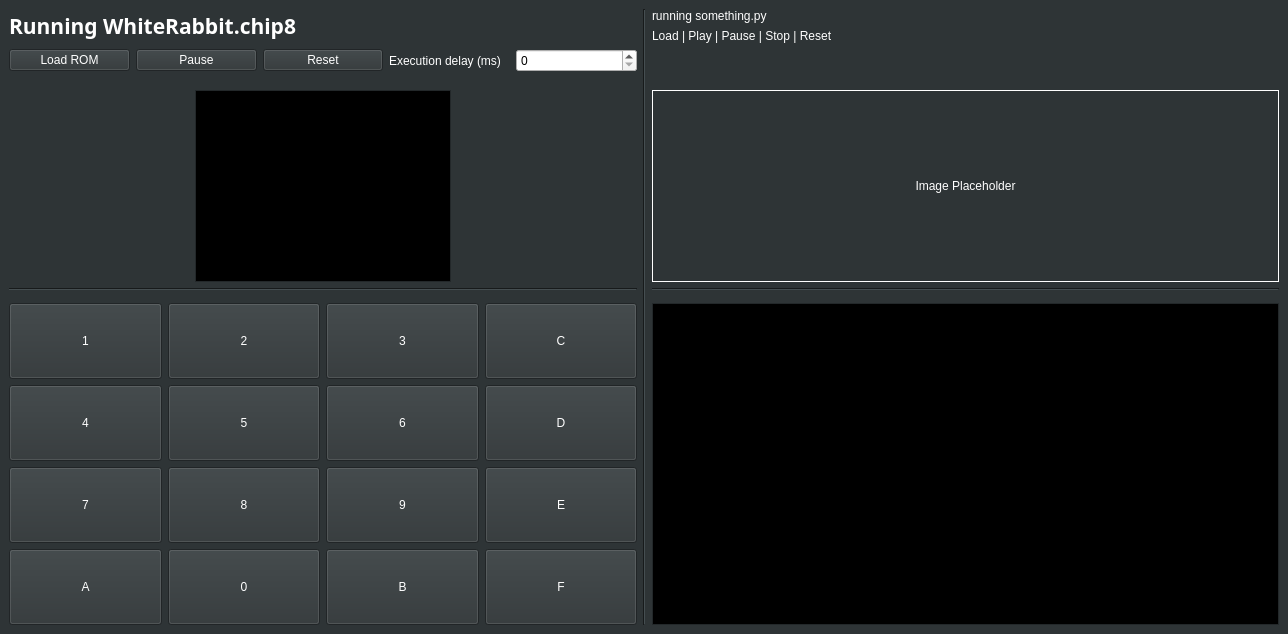
First picture: the form in WhiteRabbit/src/dualwindow.ui, repository Robin-Reynard/WhiteRabbit_CHIP-8-Emulator, before the edit.
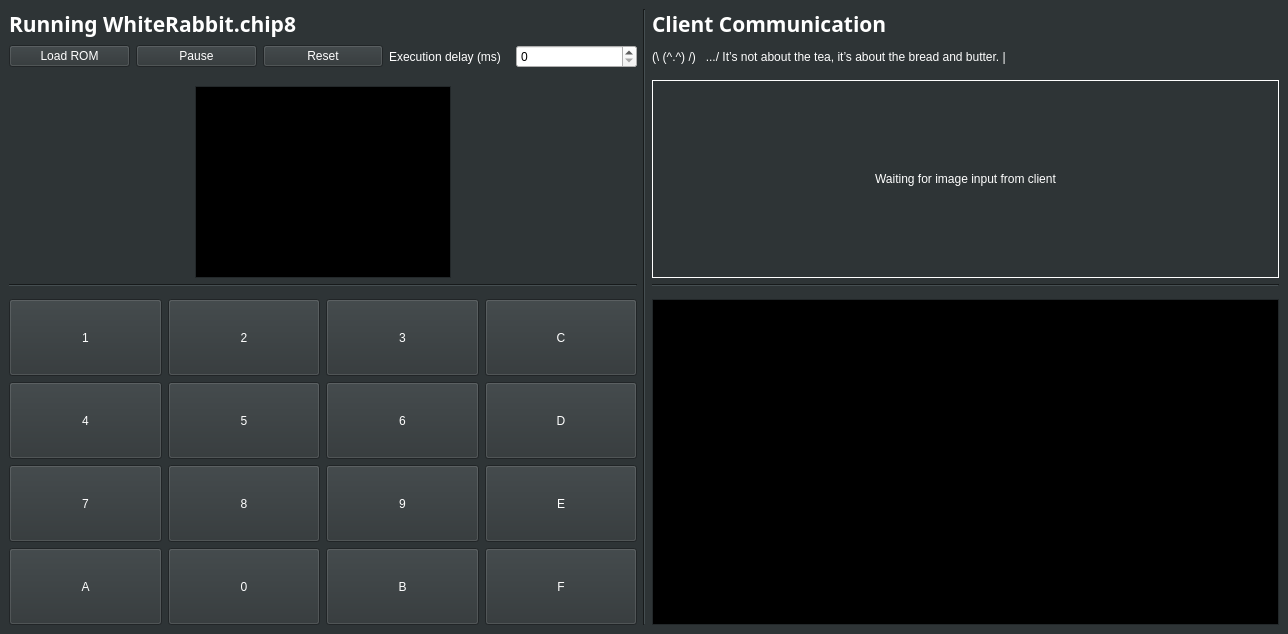
Second picture: the form after the edit.

Diff of the .ui file:
```diff
--- a/WhiteRabbit/src/dualwindow.ui
+++ b/WhiteRabbit/src/dualwindow.ui
@@ -1245,26 +1245,6 @@
       </item>
      </layout>
     </item>
-    <item row="5" column="2">
-     <widget class="QLabel" name="image_output">
-      <property name="frameShape">
-       <enum>QFrame::Box</enum>
-      </property>
-      <property name="text">
-       <string>Image Placeholder</string>
-      </property>
-      <property name="alignment">
-       <set>Qt::AlignCenter</set>
-      </property>
-     </widget>
-    </item>
-    <item row="0" column="2">
-     <widget class="QLabel" name="client_title">
-      <property name="text">
-       <string>running something.py</string>
-      </property>
-     </widget>
-    </item>
     <item row="0" column="1" rowspan="9">
      <widget class="Line" name="line">
       <property name="orientation">
@@ -1272,13 +1252,6 @@
       </property>
      </widget>
     </item>
-    <item row="1" column="2">
-     <widget class="QLabel" name="label_3">
-      <property name="text">
-       <string>Load | Play | Pause | Stop | Reset</string>
-      </property>
-     </widget>
-    </item>
     <item row="5" column="0">
      <layout class="QHBoxLayout" name="horizontalLayout_2">
       <item>
@@ -1354,6 +1327,41 @@
       </property>
      </widget>
     </item>
+    <item row="4" column="2" rowspan="2">
+     <widget class="QLabel" name="image_output">
+      <property name="frameShape">
+       <enum>QFrame::Box</enum>
+      </property>
+      <property name="text">
+       <string>Waiting for image input from client</string>
+      </property>
+      <property name="alignment">
+       <set>Qt::AlignCenter</set>
+      </property>
+     </widget>
+    </item>
+    <item row="0" column="2" rowspan="2">
+     <widget class="QLabel" name="label_3">
+      <property name="font">
+       <font>
+        <family>Ubuntu Condensed</family>
+        <pointsize>16</pointsize>
+        <weight>75</weight>
+        <bold>true</bold>
+       </font>
+      </property>
+      <property name="text">
+       <string>Client Communication</string>
+      </property>
+     </widget>
+    </item>
+    <item row="2" column="2">
+     <widget class="QLabel" name="label_2">
+      <property name="text">
+       <string>(\ (^.^) /)   .../ It’s not about the tea, it’s about the bread and butter. |</string>
+      </property>
+     </widget>
+    </item>
    </layout>
   </widget>
  </widget>
```
